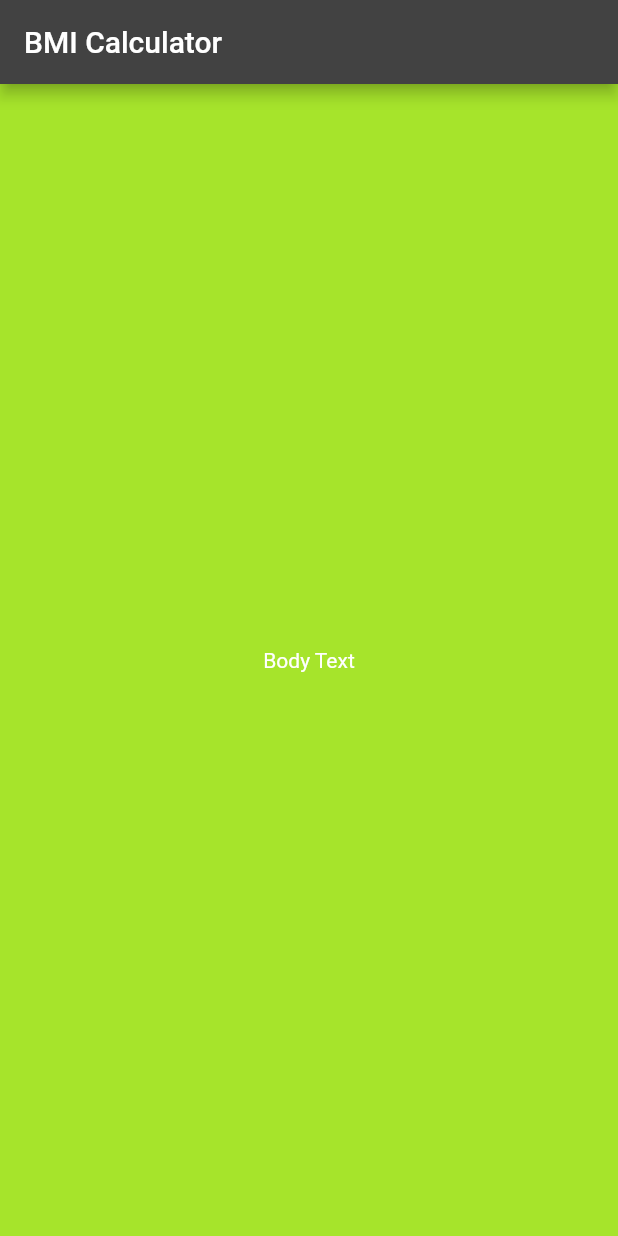
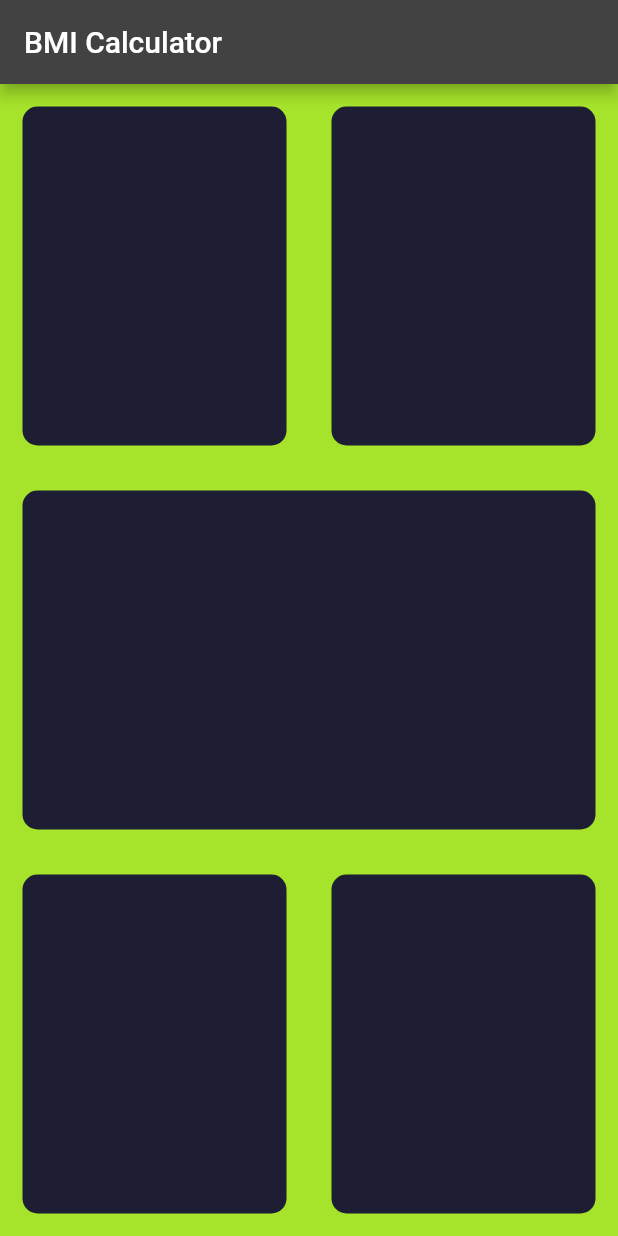
Before and after one commit to maryamchoudhary/sp20-bcs-053, a Flutter app: the screen it shows after launch, on a phone screen of 412 x 824 dp. Run offline on Flutter 3.47's test engine with Material 2 defaults, Android fonts, the phone set to English and light mode, and no system bars.

Commit message:
lecture56
create code design column and row

```diff
--- a/bmipractice/lib/input_page.dart
+++ b/bmipractice/lib/input_page.dart
@@ -15,8 +15,52 @@
       appBar: AppBar(
         title: Text('BMI Calculator'),
       ),
-      body: Center(
-        child: Text('Body Text'),
+      body: Column(
+        children: <Widget> [
+          Expanded(child: Row(
+            children: <Widget> [
+              Expanded(child: Container(
+                margin: EdgeInsets.all(15.0),
+                decoration: BoxDecoration(
+                  color: Color(0xFF1d1E33),
+                  borderRadius: BorderRadius.circular(10.0),
+                ),
+              ),),
+              Expanded(child: Container(
+                margin: EdgeInsets.all(15.0),
+                decoration: BoxDecoration(
+                  color: Color(0xFF1d1E33),
+                  borderRadius: BorderRadius.circular(10.0),
+                ),
+              ),),
+            ],
+          ),),
+          Expanded(child: Container(
+            margin: EdgeInsets.all(15.0),
+            decoration: BoxDecoration(
+              color: Color(0xFF1d1E33),
+              borderRadius: BorderRadius.circular(10.0),
+            ),
+          ),),
+          Expanded(child: Row(
+          children: <Widget> [
+    Expanded(child: Container(
+      margin: EdgeInsets.all(15.0),
+      decoration: BoxDecoration(
+        color: Color(0xFF1d1E33),
+        borderRadius: BorderRadius.circular(10.0),
+      ),
+    ),),
+    Expanded(child: Container(
+      margin: EdgeInsets.all(15.0),
+      decoration: BoxDecoration(
+        color: Color(0xFF1d1E33),
+        borderRadius: BorderRadius.circular(10.0),
+      ),
+    ),),
+    ],
+    ),),
+        ],
       ),
     );
   }
```
